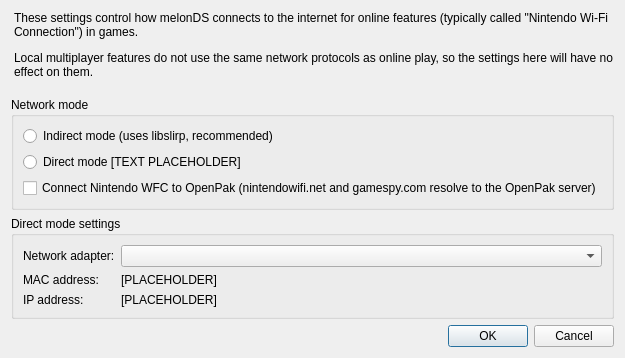
Old version of the form src/frontend/qt_sdl/WifiSettingsDialog.ui in the repository openpak/melonds.
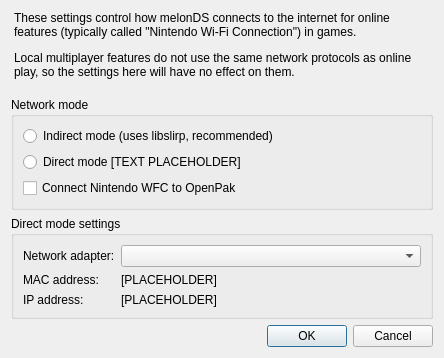
New version of the form.

Commit message: OpenPak: the menu, window, dialogs and settings of the UX spec (DS family)

Patch:
```diff
--- a/src/frontend/qt_sdl/WifiSettingsDialog.ui
+++ b/src/frontend/qt_sdl/WifiSettingsDialog.ui
@@ -70,7 +70,7 @@
       <item>
        <widget class="QCheckBox" name="cbOpenPak">
         <property name="text">
-         <string>Connect Nintendo WFC to OpenPak (nintendowifi.net and gamespy.com resolve to the OpenPak server)</string>
+         <string>Connect Nintendo WFC to OpenPak</string>
         </property>
        </widget>
       </item>
```
The commit also changes 8 other files.
